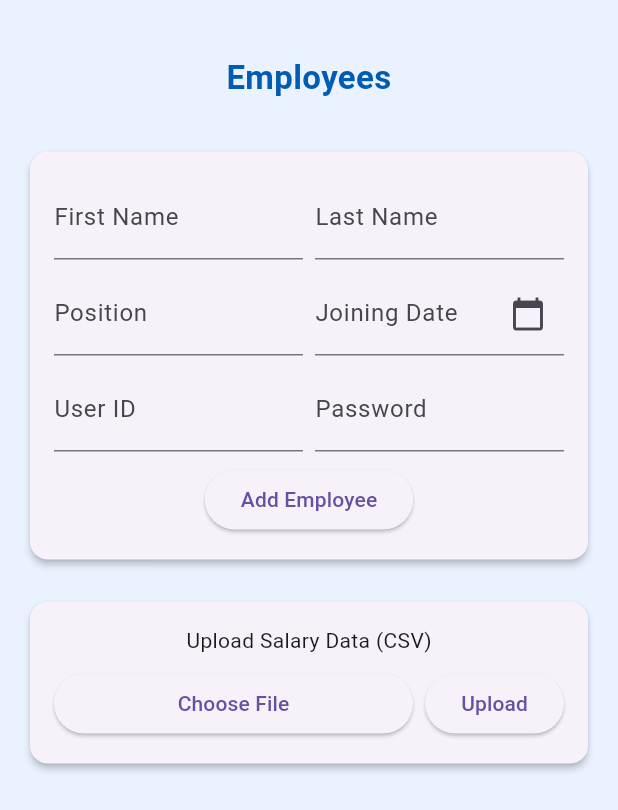
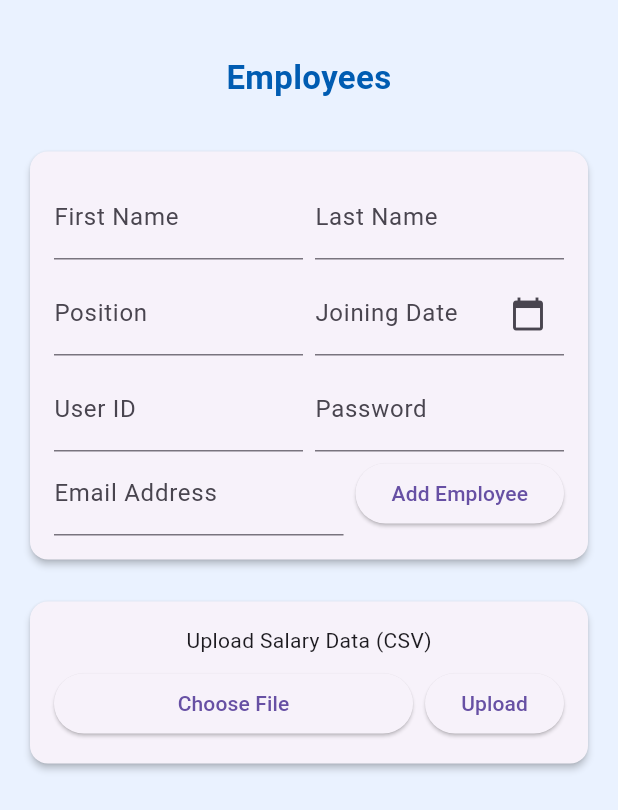
Before and after one commit to sawait-aws/salaries_app, a Flutter app: the ManagerDashboard screen opened directly, on a phone screen of 412 x 824 dp. Shown: the top 810 px of the screen. Run offline on Flutter 3.47's test engine with Material 3 defaults, Android fonts, the phone set to English and light mode, and no system bars; missing offline and left inert: lean_file_picker.

Commit message:
email for users + annual days off

```diff
--- a/lib/EmployeeViewAsManager.dart
+++ b/lib/EmployeeViewAsManager.dart
@@ -131,6 +131,7 @@ class _EmployeeViewAsManagerState extends State<EmployeeViewAsManager> {
                   Text('User ID: ${employeeData?['user_id']}'),
                   Text('Position: ${employeeData?['position']}'),
                   Text('Joined: ${employeeData?['joining_date']}'),
+                  Text('Email Address: ${employeeData?['email_address']}'),
                 ],
               ),
       ),
@@ -146,6 +147,7 @@ class _EmployeeViewAsManagerState extends State<EmployeeViewAsManager> {
       'Working Days': latestSalary?['working_days'],
       'Unpaid Days': latestSalary?['unpaid_days'],
       'Sick Leave': latestSalary?['sick_leave'],
+      'Annual Days Off': latestSalary?['remaining_annual_days_off'],
       'Deduction': latestSalary?['deduction'],
       'Bonus': latestSalary?['bonus'],
       'Salary to Be Paid': latestSalary?['salary_to_be_paid'],
@@ -242,6 +244,7 @@ class _EmployeeViewAsManagerState extends State<EmployeeViewAsManager> {
                     'last_name': employeeData?['last_name'],
                     'position': employeeData?['position'],
                     'joining_date': employeeData?['joining_date'],
+                    'email_address': employeeData?['email_address'],
                     'user_id': employeeData?['user_id'],
                   },
                 ),
--- a/lib/api_service.dart
+++ b/lib/api_service.dart
@@ -5,7 +5,7 @@ import 'package:http_parser/http_parser.dart'; // Add this import
 
 class ApiService {
   final String baseUrl =
-      'http://192.168.100.26:8000/api'; // Replace with your actual API URL
+      'http://10.0.2.2:8000/api'; // Replace with your actual API URL
 
   // Sign in function (already implemented)
   Future<Map<String, dynamic>> signIn(String userId, String password) async {
@@ -298,6 +298,7 @@ class ApiService {
     String lastName,
     String position,
     String joiningDate,
+    String emailAddress,
     String userId,
     String password,
   ) async {
@@ -313,6 +314,7 @@ class ApiService {
           'last_name': lastName,
           'position': position,
           'joining_date': joiningDate,
+          'email_address': emailAddress,
           'user_id': userId,
           'password': password.isEmpty ? null : password, // Optional password
         };
--- a/lib/employee_dashboard.dart
+++ b/lib/employee_dashboard.dart
@@ -180,6 +180,11 @@ class _EmployeeDashboardState extends State<EmployeeDashboard> {
                     style: const TextStyle(fontSize: 16, color: Colors.black87),
                     textAlign: TextAlign.center,
                   ),
+                  Text(
+                    'ُEmail Address: ${employeeData?['email_address']}',
+                    style: const TextStyle(fontSize: 16, color: Colors.black87),
+                    textAlign: TextAlign.center,
+                  ),
                 ],
               ),
       ),
@@ -195,6 +200,7 @@ class _EmployeeDashboardState extends State<EmployeeDashboard> {
       'Working Days': latestSalary?['working_days'],
       'Unpaid Days': latestSalary?['unpaid_days'],
       'Sick Leave': latestSalary?['sick_leave'],
+      'Annual Days Off': latestSalary?['remaining_annual_days_off'],
       'Deduction': latestSalary?['deduction'],
       'Bonus': latestSalary?['bonus'],
       'Salary to Be Paid': latestSalary?['salary_to_be_paid'],
--- a/lib/manager_dashboard.dart
+++ b/lib/manager_dashboard.dart
@@ -22,6 +22,7 @@ class _ManagerDashboardState extends State<ManagerDashboard> {
   final TextEditingController _lastNameController = TextEditingController();
   final TextEditingController _positionController = TextEditingController();
   final TextEditingController _joiningDateController = TextEditingController();
+  final TextEditingController _emailAddressController = TextEditingController();
   final TextEditingController _userIdController = TextEditingController();
   final TextEditingController _passwordController = TextEditingController();
   String? selectedFileName; // Variable to hold the selected file name
@@ -198,7 +199,7 @@ class _ManagerDashboardState extends State<ManagerDashboard> {
           borderRadius: BorderRadius.circular(12),
         ),
         child: Container(
-          width: 160,
+          width: 240,
           padding: const EdgeInsets.all(12.0),
           decoration: const BoxDecoration(
             color: Color(0xFFB3D7FF),
@@ -221,6 +222,8 @@ class _ManagerDashboardState extends State<ManagerDashboard> {
               Text('Position: ${employee['position']}'),
               const Text('Joining Date:'),
               Text('${employee['joining_date']}'),
+              const Text('Email Address:'),
+              Text('${employee['email_address']}'),
             ],
           ),
         ),
@@ -309,10 +312,21 @@ class _ManagerDashboardState extends State<ManagerDashboard> {
                 ),
               ],
             ),
-            const SizedBox(height: 8),
-            ElevatedButton(
-              onPressed: _addEmployee,
-              child: const Text('Add Employee'),
+            Row(
+              children: [
+                Expanded(
+                  child: TextField(
+                    controller: _emailAddressController,
+                    decoration:
+                        const InputDecoration(labelText: 'Email Address'),
+                  ),
+                ),
+                const SizedBox(width: 8),
+                ElevatedButton(
+                  onPressed: _addEmployee,
+                  child: const Text('Add Employee'),
+                ),
+              ],
             ),
           ],
         ),
@@ -327,6 +341,7 @@ class _ManagerDashboardState extends State<ManagerDashboard> {
       "last_name": _lastNameController.text,
       "position": _positionController.text,
       "joining_date": _joiningDateController.text,
+      "email_address": _emailAddressController.text,
       "user_id": _userIdController.text,
       "password": _passwordController.text,
     };
@@ -343,6 +358,7 @@ class _ManagerDashboardState extends State<ManagerDashboard> {
         _lastNameController.clear();
         _positionController.clear();
         _joiningDateController.clear();
+        _emailAddressController.clear();
         _userIdController.clear();
         _passwordController.clear();
         ScaffoldMessenger.of(context).showSnackBar(
```
Also changed, not shown: lib/EditEmployeePage.dart (+19 -5 lines).
